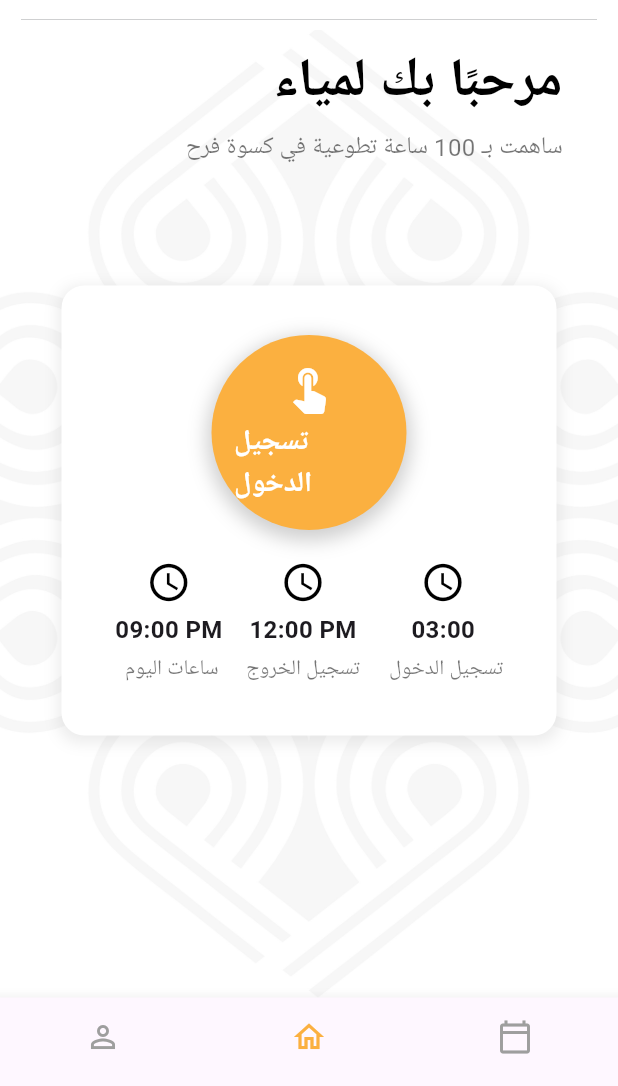
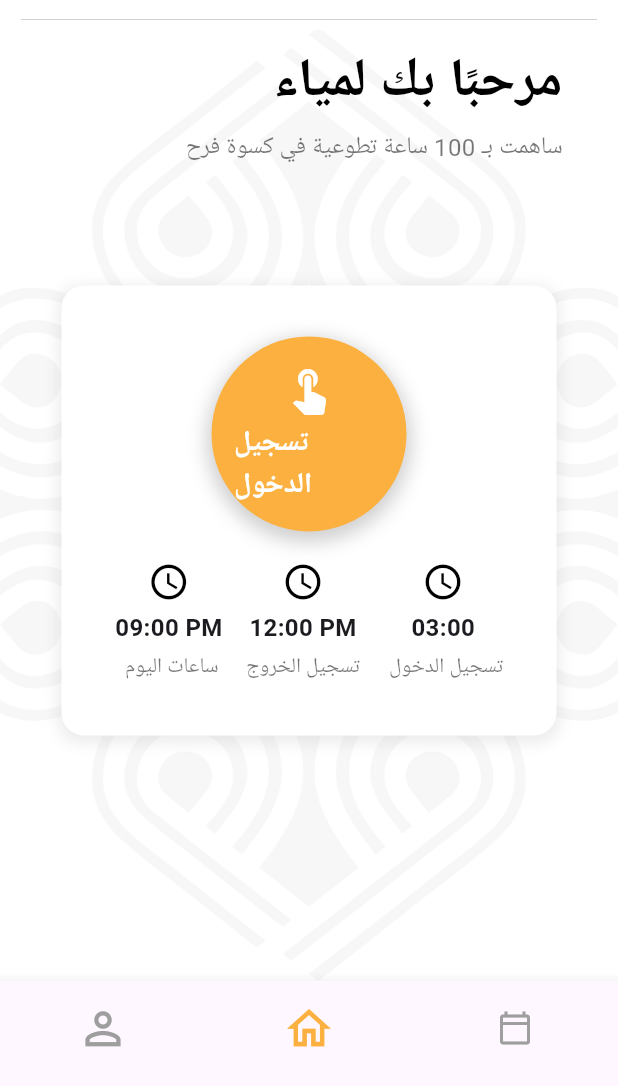
Before and after one commit to amanialosaimi/e7twaa-application, a Flutter app: the HomeScreen screen opened directly, on a phone screen of 412 x 824 dp, the part 150-1236 px from its top. Run offline on Flutter 3.47's test engine with Material 3 defaults, Android fonts, the light colour scheme and no system bars.

Commit message:
fix icons size

```diff
--- a/Frontend/application/lib/screens/home_screen.dart
+++ b/Frontend/application/lib/screens/home_screen.dart
@@ -54,19 +54,20 @@ class _HomeScreenState extends State<HomeScreen> {
         onTap: _onItemTapped,
         items: const [
           BottomNavigationBarItem(
-            icon: Icon(Icons.person_outline),
+            icon: Icon(Icons.person_outline, size: 35), // Uniform size
             label: '',
           ),
           BottomNavigationBarItem(
-            icon: Icon(Icons.home_outlined),
+            icon: Icon(Icons.home_outlined, size: 35), // Uniform size
             label: '',
           ),
           BottomNavigationBarItem(
-            icon: Icon(Icons.calendar_today_outlined),
+            icon: Icon(Icons.calendar_today_outlined), // Uniform size
             label: '',
           ),
         ],
       ),
+
       body: Stack(
         children: [
           // Background image positioned behind the content.
@@ -208,7 +209,7 @@ class _HomeScreenState extends State<HomeScreen> {
                                 child: Column(
                                   mainAxisAlignment: MainAxisAlignment.center,
                                   children: const [
-                                    Icon(Icons.touch_app, color: Colors.white, size: 35),
+                                    Icon(Icons.touch_app, color: Colors.white, size: 35), // Uniform size
                                     SizedBox(height: 5),
                                     Text(
                                       'تسجيل الدخول',
@@ -249,7 +250,7 @@ class _HomeScreenState extends State<HomeScreen> {
   Widget _buildStatItem(IconData icon, String time, String label, Color iconColor) {
     return Column(
       children: [
-        Icon(icon, size: 30, color: iconColor),
+        Icon(icon, size: 28, color: iconColor), // Uniform size
         const SizedBox(height: 5),
         Text(
           time,
```
Also changed, not shown: Frontend/application/lib/screens/login_screen.dart (+6 -5 lines).
